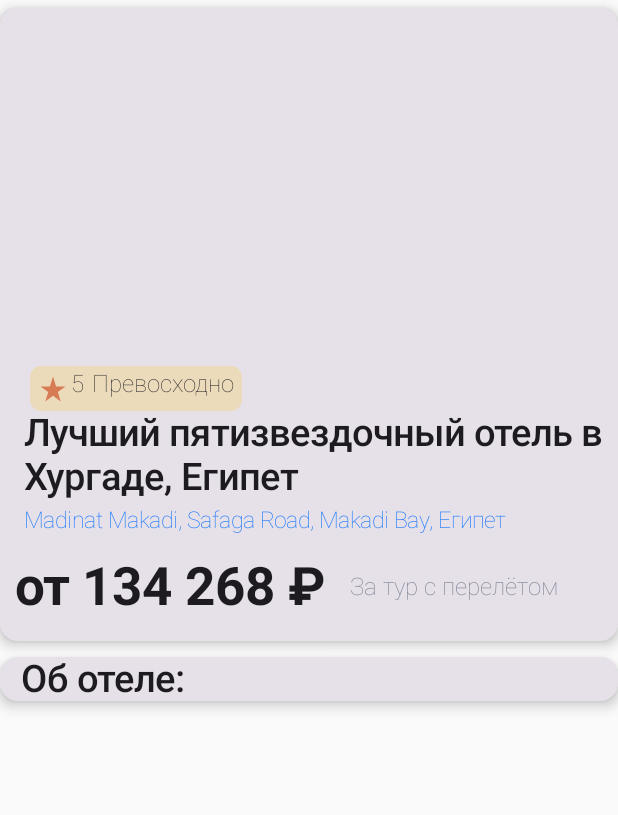
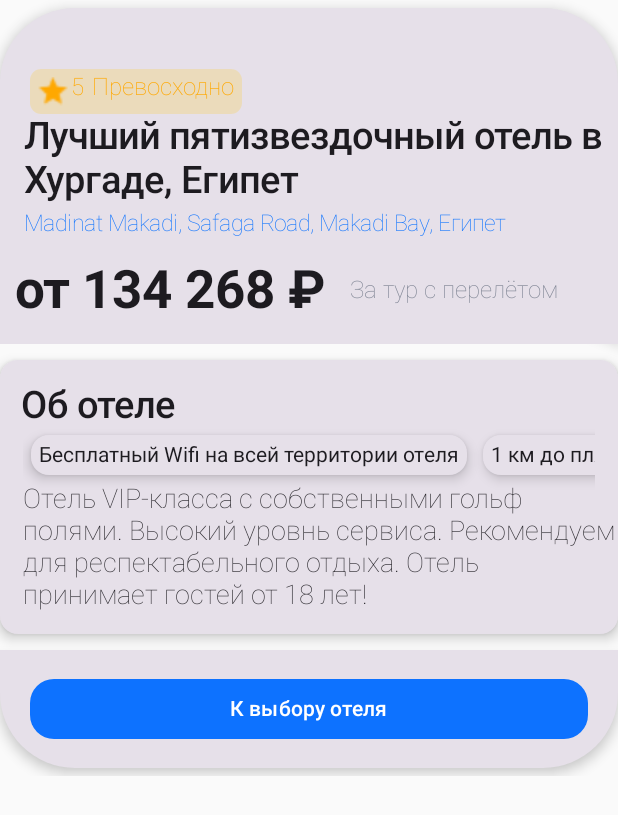
Before and after one commit to LuckyHost/TestAPPHostel, an Android app built with Jetpack Compose: the Hotel screen opened through its navigation route, on a phone screen of 412 x 824 dp. Shown: the top 815 px of the screen. Run offline under Robolectric (Android 15) with nearby library versions, the phone set to English and light mode, and no system bars; our stand-ins replace Dagger/Hilt's generated code; libraries missing offline, so code that uses them is left out: com.skydoves.sandwich; pictures from the network do not load.

Commit message:
End PageHotel

```diff
--- a/app/src/main/java/com/example/testapphostel/domian/DataClass/AboutTheHotel.kt
+++ b/app/src/main/java/com/example/testapphostel/domian/DataClass/AboutTheHotel.kt
@@ -2,5 +2,5 @@ package com.example.testapphostel.domian.DataClass
 
 data class AboutTheHotel(
     val description: String,
-    val peculiarities: List<String>
+    var peculiarities: List<String>
 )
--- a/app/src/main/java/com/example/testapphostel/present/UI/ItemHotel.kt
+++ b/app/src/main/java/com/example/testapphostel/present/UI/ItemHotel.kt
@@ -3,8 +3,11 @@ package com.example.testapphostel.present.UI
 import android.icu.text.*
 import android.icu.util.*
 import android.util.*
+import android.widget.*
 import androidx.compose.foundation.*
 import androidx.compose.foundation.layout.*
+import androidx.compose.foundation.lazy.*
+import androidx.compose.foundation.lazy.grid.*
 import androidx.compose.foundation.pager.*
 import androidx.compose.foundation.shape.*
 import androidx.compose.material3.*
@@ -32,28 +35,36 @@ fun ItemHotel(
     viewModel: ViewModel,
 ) {
 
-    val listImages = viewModel.listImages.collectAsState(initial = emptyList())
+    val listImages = viewModel.listImages.collectAsState()
+    val item = viewModel.hostel.collectAsState()
     val pagerState = rememberPagerState()
-    val item = viewModel.hostel.collectAsState(null)
-    val price = remember { mutableStateOf("")    }
+    val price = remember { mutableStateOf("") }
+    val scrollState = rememberScrollState()
 
 
 
 
-    Box(modifier = Modifier.fillMaxSize()) {
+    Column(
+        modifier = Modifier.verticalScroll(rememberScrollState())
+    )
+    {
         Column {
 
 
             Card(
                 modifier = Modifier
                     .fillMaxWidth(1f)
-                    .padding(top = 5.dp, bottom = 5.dp)
-                    ,elevation= CardDefaults.cardElevation(5.dp)
-            ) {
+                    .padding(top = 5.dp, bottom = 5.dp),
+                shape = RoundedCornerShape(topStart = 50.dp, topEnd = 50.dp),
+                elevation = CardDefaults.cardElevation(5.dp)
+            )
+            {
                 Column {
-                    Box(modifier = Modifier
-                        .padding(bottom = 15.dp)
-                        .fillMaxHeight(0.28f))
+                    Box(
+                        modifier = Modifier
+                            .padding(bottom = 15.dp)
+                            .fillMaxHeight(0.28f)
+                    )
                     {
 
                         HorizontalPager(
@@ -69,10 +80,11 @@ fun ItemHotel(
                                 contentDescription = null,
                                 modifier = Modifier
                                     .padding(start = 10.dp, end = 10.dp, top = 10.dp)
-                                    .clip(RoundedCornerShape(8))
-                                    ,
+                                    .clip(RoundedCornerShape(8)),
                                 placeholder = painterResource(androidx.core.R.drawable.ic_call_answer_video_low)
                             )
+
+
                             Log.d("MyLog", "ItemHotel.kt. ItemHotel: ${listImages.value}")
                         }
 
@@ -118,22 +130,23 @@ fun ItemHotel(
                             .padding(20.dp, end = 20.dp)
                             .clip(RoundedCornerShape(25))
                             .height(30.dp)
-                            .background(Yealo), contentAlignment = Alignment.Center
+                            .background(Rating), contentAlignment = Alignment.Center
                     ) {
                         Row {
                             Icon(
-                                painter = painterResource(R.drawable.baseline_star_rate_24),
+                                painter = painterResource(R.drawable.star),
                                 contentDescription = null,
                                 modifier = Modifier
                                     .size(25.dp)
                                     .padding(start = 5.dp),
-                                tint = Or
+                                tint = RatingText
                             )
 
                             Text(
                                 text = item.value?.rating?.toString() ?: "5",
                                 fontSize = 16.sp,
                                 fontWeight = FontWeight.ExtraLight,
+                                color = RatingText,
                                 modifier = Modifier
                                     .padding(start = 2.dp)
                             )
@@ -141,6 +154,7 @@ fun ItemHotel(
                                 text = item.value?.rating_name ?: "Превосходно",
                                 fontSize = 16.sp,
                                 fontWeight = FontWeight.ExtraLight,
+                                color = RatingText,
                                 modifier = Modifier
                                     .padding(start = 5.dp, end = 5.dp)
                             )
@@ -158,7 +172,7 @@ fun ItemHotel(
                         text = item.value?.adress
                             ?: "Madinat Makadi, Safaga Road, Makadi Bay, Египет",
                         fontSize = 15.sp,
-                        color = Addres,
+                        color = Blue,
                         fontWeight = FontWeight.ExtraLight,
                         modifier = Modifier
                             .padding(start = 16.dp, top = 5.dp)
@@ -194,25 +208,103 @@ fun ItemHotel(
                 modifier = Modifier
                     .fillMaxWidth(1f)
 //                    .fillMaxHeight(0.5f)
-                    .padding(top = 5.dp, bottom = 5.dp)
-                ,elevation= CardDefaults.cardElevation(5.dp)
-            ) {
+                    .padding(top = 5.dp, bottom = 5.dp),
+                elevation = CardDefaults.cardElevation(5.dp)
+            )
+            {
                 Column {
                     Text(
                         modifier = Modifier
-                            .padding(start = 14.dp),
-                        text = "Об отеле:",
+                            .padding(start = 14.dp,top=15.dp),
+                        text = "Об отеле",
                         fontSize = 25.sp, fontWeight = FontWeight.Medium
                     )
+                    Box(
+                        Modifier
+                            .fillMaxHeight(0.01f)
+                            .padding(start = 15.dp, end = 15.dp)
+                    )
+                    {
+                        LazyRow() {
+                                val list= item.value?.about_the_hotel?.peculiarities ?: listOf("Бесплатный Wifi на всей территории отеля", "1 км до пляжа","Бесплатный фитнес-клуб","20 км до аэропорта")
 
+                            items(list){
 
+                                    Card(
+                                        modifier = Modifier
+                                            .padding(5.dp),
+                                        elevation = CardDefaults.cardElevation(5.dp)
+                                    )
+                                    {
+                                        Text(modifier = Modifier
+                                            .padding(5.dp)
+                                            .wrapContentWidth(align = Alignment.Start)
+                                            , text = it)
+
+                                    }
+                            }
+                        }
+                    }
                 }
+
+                Text(
+                    modifier = Modifier
+                        .padding(start = 15.dp, bottom = 15.dp),
+                    text = item.value?.about_the_hotel?.description
+                        ?: "Отель VIP-класса с собственными гольф полями. Высокий уровнь сервиса. Рекомендуем для респектабельного отдыха. Отель принимает гостей от 18 лет!",
+                    fontSize = 18.sp, fontWeight = FontWeight.W200
+                )
+
 
             }
 
         }
+
+        Card(
+            modifier = Modifier
+                .fillMaxWidth(1f)
+//                    .fillMaxHeight(0.5f)
+                .padding(top = 5.dp, bottom = 5.dp),
+            shape = RoundedCornerShape(bottomStart = 50.dp, bottomEnd = 50.dp),
+            elevation = CardDefaults.cardElevation(5.dp)
+        ) {
+            Box(
+                modifier = Modifier
+                    .fillMaxWidth()
+                    .fillMaxHeight(0.25f)
+                    .padding(start = 20.dp, end = 20.dp, top = 15.dp, bottom = 15.dp),
+                contentAlignment = Alignment.Center
+            )
+            {
+                val customShape = RoundedCornerShape(
+                    topStart = 16.dp,
+                    topEnd = 16.dp,
+                    bottomStart = 16.dp,
+                    bottomEnd = 16.dp
+                )
+
+                val customColors = ButtonDefaults.buttonColors(
+                    containerColor = Blue,
+                    contentColor = Color.White
+                )
+
+                Button(modifier = Modifier
+                    .fillMaxWidth()
+                    .fillMaxHeight(),
+                    shape = customShape,
+                    colors = customColors,
+                    onClick = { /*TODO*/ })
+                {
+                    Text(text = "К выбору отеля")
+
+                }
+            }
+
+        }
+
     }
-}
+    }
+
 
 @Preview(showBackground = true)
 @Composable
--- a/app/src/main/java/com/example/testapphostel/present/UI/theme/Color.kt
+++ b/app/src/main/java/com/example/testapphostel/present/UI/theme/Color.kt
@@ -9,7 +9,7 @@ val Pink80 = Color(0xFFEFB8C8)
 val Purple40 = Color(0xFF6650a4)
 val PurpleGrey40 = Color(0xFF625b71)
 val Pink40 = Color(0xFF7D5260)
-val Addres = Color(0xFF0D72FF)
 val Gray = Color(0xFF828796)
-val Yealo = Color(0x33FFC700)
-val Or = Color(0x99CA3C10)
+val Rating = Color(0x33FFC700)
+val RatingText = Color(0xFFFFA800)
+val Blue = Color(0xFF0D72FF)
```
Also changed, not shown: app/src/main/res/drawable/prew_hostel.jpg (added), app/src/main/res/drawable/star.png (added).
